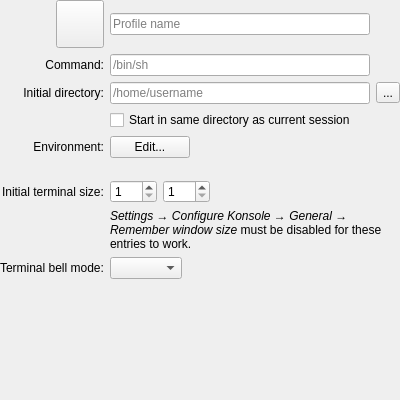
The window that src/widgets/EditProfileGeneralPage.ui (KDE/konsole) describes before a commit, drawn with Qt 5.
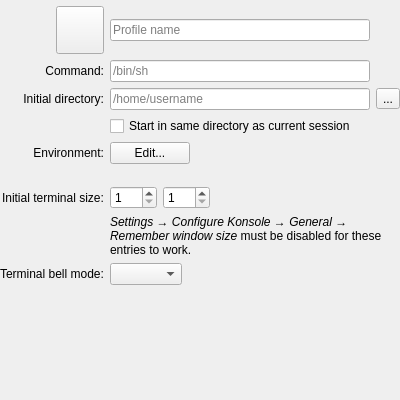
The same window after the commit. Custom widgets are drawn as their Qt base class.

Commit message:
Use a KMessageWidget for profile-name related errors in the Edit dialog
A KMessageWidget is nicer than a modal dialog, and now we also
automatically switch to the General page when the user tries to save
the settings while there is an issue with the profile name.

```diff
--- a/src/widgets/EditProfileGeneralPage.ui
+++ b/src/widgets/EditProfileGeneralPage.ui
@@ -31,7 +31,11 @@
      <property name="spacing">
       <number>6</number>
      </property>
-     <item row="0" column="0" alignment="Qt::AlignRight">
+     <item row="0" column="0" colspan="3">
+      <widget class="KMessageWidget" name="generalPageMessageWidget">
+      </widget>
+     </item>
+     <item row="1" column="0" alignment="Qt::AlignRight">
       <widget class="QPushButton" name="iconSelectButton">
        <property name="sizePolicy">
         <sizepolicy hsizetype="Fixed" vsizetype="Fixed">
@@ -65,7 +69,7 @@
        </property>
       </widget>
      </item>
-     <item row="0" column="1">
+     <item row="1" column="1">
       <widget class="QLineEdit" name="profileNameEdit">
        <property name="toolTip">
         <string>A descriptive name for the profile</string>
@@ -75,7 +79,7 @@
        </property>
       </widget>
      </item>
-     <item row="1" column="0" alignment="Qt::AlignRight">
+     <item row="2" column="0" alignment="Qt::AlignRight">
       <widget class="QLabel" name="label_3">
        <property name="sizePolicy">
         <sizepolicy hsizetype="Fixed" vsizetype="Preferred">
@@ -94,7 +98,7 @@
        </property>
       </widget>
      </item>
-     <item row="1" column="1">
+     <item row="2" column="1">
       <widget class="QLineEdit" name="commandEdit">
        <property name="toolTip">
         <string>The command to execute when new terminal sessions are created using this profile</string>
@@ -107,7 +111,7 @@
        </property>
       </widget>
      </item>
-     <item row="2" column="0" alignment="Qt::AlignRight">
+     <item row="3" column="0" alignment="Qt::AlignRight">
       <widget class="QLabel" name="label_9">
        <property name="sizePolicy">
         <sizepolicy hsizetype="Fixed" vsizetype="Preferred">
@@ -126,7 +130,7 @@
        </property>
       </widget>
      </item>
-     <item row="2" column="1">
+     <item row="3" column="1">
       <widget class="QLineEdit" name="initialDirEdit">
        <property name="toolTip">
         <string>The initial working directory for new terminal sessions using this profile</string>
@@ -139,7 +143,7 @@
        </property>
       </widget>
      </item>
-     <item row="2" column="2">
+     <item row="3" column="2">
       <widget class="QToolButton" name="dirSelectButton">
        <property name="toolTip">
         <string>Choose the initial directory</string>
@@ -149,14 +153,14 @@
        </property>
       </widget>
      </item>
-     <item row="3" column="1" colspan="2">
+     <item row="4" column="1" colspan="2">
       <widget class="QCheckBox" name="startInSameDirButton">
        <property name="text">
         <string>Start in same directory as current session</string>
        </property>
       </widget>
      </item>
-     <item row="4" column="0" alignment="Qt::AlignRight">
+     <item row="5" column="0" alignment="Qt::AlignRight">
       <widget class="QLabel" name="label_4">
        <property name="sizePolicy">
         <sizepolicy hsizetype="Fixed" vsizetype="Preferred">
@@ -175,7 +179,7 @@
        </property>
       </widget>
      </item>
-     <item row="4" column="1" colspan="2">
+     <item row="5" column="1" colspan="2">
       <layout class="QHBoxLayout">
        <property name="spacing">
         <number>0</number>
@@ -205,7 +209,7 @@
        </item>
       </layout>
      </item>
-     <item row="5" column="1">
+     <item row="6" column="1">
       <spacer>
        <property name="orientation">
         <enum>Qt::Vertical</enum>
@@ -221,7 +225,7 @@
        </property>
       </spacer>
      </item>
-     <item row="6" column="0" alignment="Qt::AlignRight">
+     <item row="7" column="0" alignment="Qt::AlignRight">
       <widget class="QLabel" name="label_5">
        <property name="sizePolicy">
         <sizepolicy hsizetype="Fixed" vsizetype="Preferred">
@@ -237,7 +241,7 @@
        </property>
       </widget>
      </item>
-     <item row="6" column="1" colspan="2">
+     <item row="7" column="1" colspan="2">
       <layout class="QHBoxLayout">
        <property name="spacing">
         <number>0</number>
@@ -296,7 +300,7 @@
        </item>
       </layout>
      </item>
-     <item row="7" column="1" colspan="2">
+     <item row="8" column="1" colspan="2">
       <widget class="QLabel" name="useCurrentWindowSizeNote">
        <property name="sizePolicy">
         <sizepolicy hsizetype="Expanding" vsizetype="Preferred">
@@ -315,7 +319,7 @@
        </property>
       </widget>
      </item>
-     <item row="8" column="0" alignment="Qt::AlignRight">
+     <item row="9" column="0" alignment="Qt::AlignRight">
       <widget class="QLabel" name="terminalBellLabel">
        <property name="text">
         <string>Terminal bell mode:</string>
@@ -325,7 +329,7 @@
        </property>
       </widget>
      </item>
-     <item row="8" column="1" colspan="1" alignment="Qt::AlignLeft">
+     <item row="9" column="1" colspan="1" alignment="Qt::AlignLeft">
       <layout class="QHBoxLayout" name="terminalBellLayout">
        <item>
         <widget class="QComboBox" name="terminalBellCombo">
@@ -359,6 +363,11 @@
    <extends>QSpinBox</extends>
    <header>KPluralHandlingSpinBox</header>
   </customwidget>
+  <customwidget>
+   <class>KMessageWidget</class>
+   <extends>QFrame</extends>
+   <header>kmessagewidget.h</header>
+  </customwidget>
  </customwidgets>
  <tabstops>
   <tabstop>environmentEditButton</tabstop>
```
The commit also changes 2 other files.
